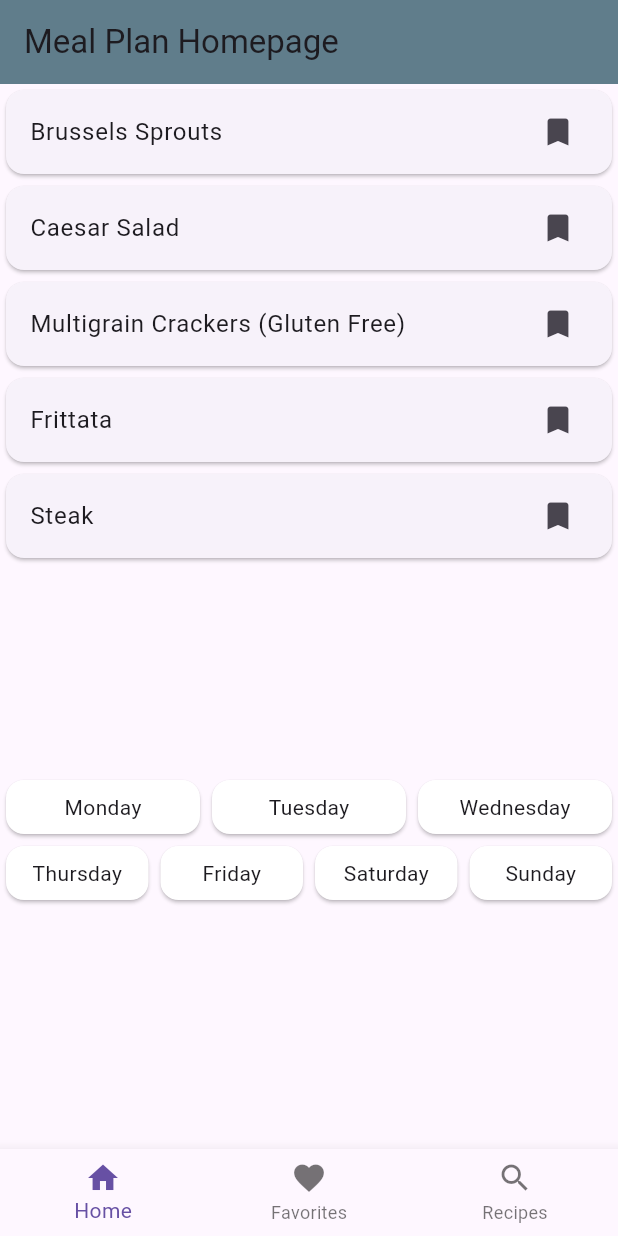
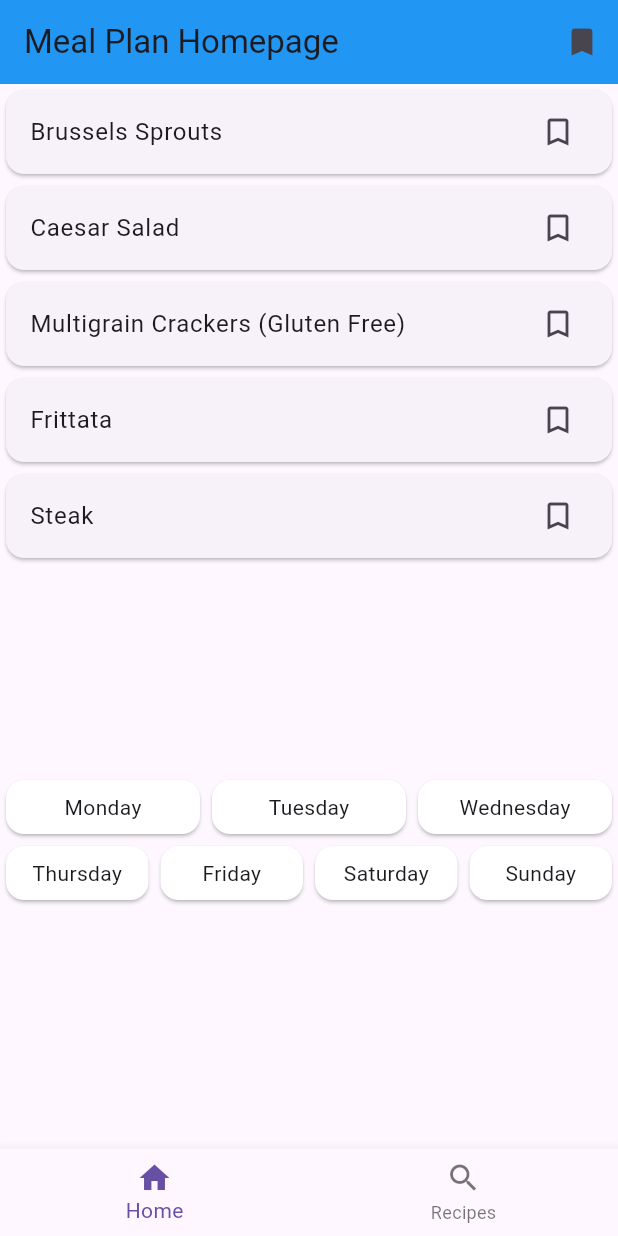
Before and after one commit to jasonyu17/MAD_Project1, a Flutter app: the screen it shows after launch, on a phone screen of 412 x 824 dp. Run offline on Flutter 3.47's test engine with Material 3 defaults, Android fonts, the phone set to English and light mode, and no system bars; our stand-ins replace shared_preferences, sqflite; accounts and stored records are empty.

```diff
--- a/lib/main.dart
+++ b/lib/main.dart
@@ -2,7 +2,6 @@
 //This gets rid of alittle of the clutter in home page
 
 import 'package:flutter/material.dart';
-import 'package:project1/pages/favorites_page.dart';
 import 'package:project1/pages/home_page.dart';
 import 'package:project1/pages/recipe_page.dart';
 
@@ -37,7 +36,6 @@ class _HomeNavigationState extends State<HomeNavigation> {
 
   final List<Widget> _pages = [
     HomePage(),
-    FavoritesPage(bookmarkedMeals: ['Brussels Sprouts', 'Caesar Salad']),
     RecipePage(),
   ];
 
@@ -60,10 +58,6 @@ class _HomeNavigationState extends State<HomeNavigation> {
             label: 'Home',
           ),
           BottomNavigationBarItem(
-            icon: Icon(Icons.favorite),
-            label: 'Favorites',
-          ),
-          BottomNavigationBarItem(
             icon: Icon(Icons.search),
             label: 'Recipes',
           ),
--- a/lib/pages/home_page.dart
+++ b/lib/pages/home_page.dart
@@ -1,4 +1,6 @@
 import 'package:flutter/material.dart';
+import 'package:project1/pages/favorites_page.dart';
+import 'package:shared_preferences/shared_preferences.dart';
 
 class HomePage extends StatefulWidget {
   const HomePage({super.key});
@@ -8,7 +10,6 @@ class HomePage extends StatefulWidget {
 }
 
 class _HomePageState extends State<HomePage> {
-
   final List<String> mealList = [
     'Brussels Sprouts',
     'Caesar Salad',
@@ -17,52 +18,111 @@ class _HomePageState extends State<HomePage> {
     'Steak',
   ];
 
-  final Map<String, String?> weeklyMeals = {
-    'Monday': null,
-    'Tuesday': null,
-    'Wednesday': null,
-    'Thursday': null,
-    'Friday': null,
-    'Saturday': null,
-    'Sunday': null,
+  // Change weeklyMeals to store a list of meals for each day
+  final Map<String, List<String>> weeklyMeals = {
+    'Monday': [],
+    'Tuesday': [],
+    'Wednesday': [],
+    'Thursday': [],
+    'Friday': [],
+    'Saturday': [],
+    'Sunday': [],
   };
+
+  // A set to hold bookmarked meals
+  Set<String> bookmarkedMeals = Set<String>();
+
+  @override
+  void initState() {
+    super.initState();
+    _loadBookmarkedMeals();
+  }
+
+  // Load bookmarked meals from SharedPreferences
+  Future<void> _loadBookmarkedMeals() async {
+    final prefs = await SharedPreferences.getInstance();
+    setState(() {
+      bookmarkedMeals = prefs.getStringList('bookmarkedMeals')?.toSet() ?? {};
+    });
+  }
+
+  // Save bookmarked meals to SharedPreferences
+  Future<void> _saveBookmarkedMeals() async {
+    final prefs = await SharedPreferences.getInstance();
+    prefs.setStringList('bookmarkedMeals', bookmarkedMeals.toList());
+  }
+
+  void _toggleBookmark(String meal) {
+    setState(() {
+      if (bookmarkedMeals.contains(meal)) {
+        bookmarkedMeals.remove(meal);
+      } else {
+        bookmarkedMeals.add(meal);
+      }
+    });
+    _saveBookmarkedMeals(); // Save after toggling
+  }
+
+  // Navigate to the FavoritesPage and pass the bookmarkedMeals
+  void _goToFavoritesPage() {
+    Navigator.push(
+      context,
+      MaterialPageRoute(
+        builder: (context) => FavoritesPage(bookmarkedMeals: bookmarkedMeals.toList()),
+      ),
+    );
+  }
 
   @override
   Widget build(BuildContext context) {
     return Scaffold(
       appBar: AppBar(
-        backgroundColor: Colors.blueGrey,
+        backgroundColor: Colors.blue,
         title: const Text('Meal Plan Homepage'),
+        actions: [
+          IconButton(
+            icon: const Icon(Icons.bookmark),
+            onPressed: _goToFavoritesPage, // Navigate to the FavoritesPage
+          ),
+        ],
       ),
       body: Column(
         children: [
+          // List of meals with drag functionality
           Expanded(
-            child: ListView.builder(
-              itemCount: mealList.length,
-              itemBuilder: (context, index) {
+            child: Column(
+              children: mealList.map((meal) {
                 return Draggable<String>(
-                  data: mealList[index],
+                  data: meal,
                   feedback: Material(
                     color: Colors.transparent,
                     child: Container(
-                      padding: EdgeInsets.all(8),
+                      padding: const EdgeInsets.all(8),
                       color: Colors.blueGrey.withOpacity(0.5),
-                      child: Text(mealList[index]),
+                      child: Text(meal),
                     ),
                   ),
                   childWhenDragging: Container(),
                   child: Card(
                     child: ListTile(
-                      title: Text(mealList[index]),
-                      trailing: const Icon(Icons.bookmark),
+                      title: Text(meal),
+                      trailing: GestureDetector(
+                        onTap: () => _toggleBookmark(meal),
+                        child: Icon(
+                          bookmarkedMeals.contains(meal)
+                              ? Icons.bookmark
+                              : Icons.bookmark_border,
+                        ),
+                      ),
                     ),
                   ),
                 );
-              },
+              }).toList(),
             ),
           ),
 
-          Container(
+          // SizedBox to contain the days and the drag targets for the meals
+          SizedBox(
             height: 250,
             child: Column(
               children: [
@@ -73,7 +133,8 @@ class _HomePageState extends State<HomePage> {
                       child: DragTarget<String>(
                         onAccept: (meal) {
                           setState(() {
-                            weeklyMeals[day] = meal;
+                            // Add the meal to the list for the respective day
+                            weeklyMeals[day]?.add(meal);
                           });
                         },
                         builder: (context, candidateData, rejectedData) {
@@ -84,11 +145,13 @@ class _HomePageState extends State<HomePage> {
                               child: Column(
                                 children: [
                                   Text(day),
-                                  if (weeklyMeals[day] != null)
-                                    Text(
-                                      weeklyMeals[day]!,
+                                  // Display all meals for the day
+                                  ...weeklyMeals[day]!.map((meal) {
+                                    return Text(
+                                      meal,
                                       style: TextStyle(fontWeight: FontWeight.bold),
-                                    ),
+                                    );
+                                  }).toList(),
                                 ],
                               ),
                             ),
@@ -105,7 +168,8 @@ class _HomePageState extends State<HomePage> {
                       child: DragTarget<String>(
                         onAccept: (meal) {
                           setState(() {
-                            weeklyMeals[day] = meal;
+                            // Add the meal to the list for the respective day
+                            weeklyMeals[day]?.add(meal);
                           });
                         },
                         builder: (context, candidateData, rejectedData) {
@@ -116,11 +180,13 @@ class _HomePageState extends State<HomePage> {
                               child: Column(
                                 children: [
                                   Text(day),
-                                  if (weeklyMeals[day] != null)
-                                    Text(
-                                      weeklyMeals[day]!,
+                                  // Display all meals for the day
+                                  ...weeklyMeals[day]!.map((meal) {
+                                    return Text(
+                                      meal,
                                       style: TextStyle(fontWeight: FontWeight.bold),
-                                    ),
+                                    );
+                                  }).toList(),
                                 ],
                               ),
                             ),
--- a/lib/pages/recipe_details_page.dart
+++ b/lib/pages/recipe_details_page.dart
@@ -3,7 +3,7 @@ import 'package:flutter/material.dart';
 class RecipeDetailPage extends StatelessWidget {
   final Map<String, dynamic> recipe;
 
-  const RecipeDetailPage({Key? key, required this.recipe}) : super(key: key);
+  const RecipeDetailPage({super.key, required this.recipe});
 
   @override
   Widget build(BuildContext context) {
--- a/pubspec.yaml
+++ b/pubspec.yaml
@@ -37,6 +37,7 @@ dependencies:
   sqflite: ^2.2.2
   path_provider: ^2.0.11
   path: ^1.8.2
+  shared_preferences: ^2.5.3
 
 dev_dependencies:
   flutter_test:
```
Also changed, not shown: lib/pages/favorites_page.dart (line endings or trailing spaces), pubspec.lock, 1 other file.
